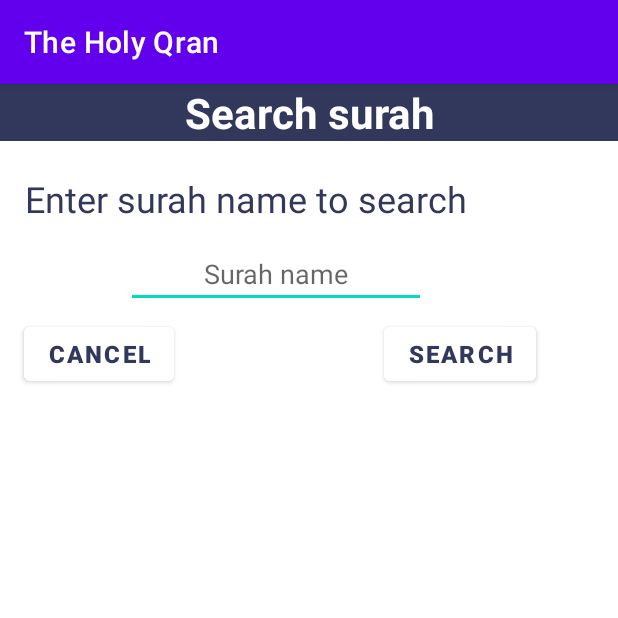
After one commit to Mahnoor786-dev/Noor-e-Quran, an Android app: the search_popup screen opened directly, with no data from a screen before it, on a phone screen of 412 x 824 dp, the top half of it. The commit adds this screen. Run offline under Robolectric (Android 15) with nearby library versions, the phone set to English and light mode, and no system bars.

Commit message:
search popup added

```diff
--- a/app/src/main/AndroidManifest.xml
+++ b/app/src/main/AndroidManifest.xml
@@ -1,7 +1,7 @@
 <?xml version="1.0" encoding="utf-8"?>
 <manifest xmlns:android="http://schemas.android.com/apk/res/android"
     xmlns:tools="http://schemas.android.com/tools"
-    package="com.mano.theholyqran">
+    package="com.mano.theholyqran" >
 
     <application
         android:allowBackup="true"
@@ -12,7 +12,10 @@
         android:roundIcon="@mipmap/ic_launcher_round"
         android:supportsRtl="true"
         android:theme="@style/Theme.TheHolyQran"
-        tools:targetApi="31">
+        tools:targetApi="31" >
+        <activity
+            android:name=".search_popup"
+            android:exported="false" />
         <activity
             android:name=".KnowMore"
             android:exported="false" />
@@ -32,7 +35,7 @@
             android:name=".MainActivity"
             android:exported="true"
             android:label="@string/app_name"
-            android:theme="@style/Theme.TheHolyQran.NoActionBar">
+            android:theme="@style/Theme.TheHolyQran.NoActionBar" >
             <intent-filter>
                 <action android:name="android.intent.action.MAIN" />
 
--- a/app/src/main/java/com/mano/theholyqran/MainActivity.java
+++ b/app/src/main/java/com/mano/theholyqran/MainActivity.java
@@ -1,5 +1,6 @@
 package com.mano.theholyqran;
 
+import android.app.Dialog;
 import android.content.Intent;
 import android.os.Bundle;
 import android.view.View;
@@ -35,6 +36,22 @@ public class MainActivity extends AppCompatActivity {
             startActivity(intent);
         });
 
+        searchBtn.setOnClickListener(view -> {
+            Dialog dialog = new Dialog(MainActivity.this);
+            dialog.setContentView(R.layout.activity_search_popup);
+            // dialog.setCancelable(false);
+            Button search = dialog.findViewById(R.id.searchbutton); //find button that exists within dialog view
+            Button dismiss = dialog.findViewById(R.id.dismiss); //find button that exists within dialog view
+            dialog.show();
+            search.setOnClickListener(view1 -> {
+                intent = new Intent(MainActivity.this, KnowMore.class);
+                MainActivity.this.startActivity(intent);
+            });
+            dismiss.setOnClickListener(view2 -> {
+                dialog.dismiss();
+            });
+         });
+
         knowMore.setOnClickListener(view -> {
             intent = new Intent(MainActivity.this, KnowMore.class);
             startActivity(intent);
--- /dev/null
+++ b/app/src/main/java/com/mano/theholyqran/search_popup.java
@@ -0,0 +1,13 @@
+package com.mano.theholyqran;
+
+import androidx.appcompat.app.AppCompatActivity;
+import android.os.Bundle;
+
+public class search_popup extends AppCompatActivity {
+
+    @Override
+    protected void onCreate(Bundle savedInstanceState) {
+        super.onCreate(savedInstanceState);
+        setContentView(R.layout.activity_search_popup);
+    }
+}
--- /dev/null
+++ b/app/src/main/res/layout/activity_search_popup.xml
@@ -0,0 +1,81 @@
+<?xml version="1.0" encoding="utf-8"?>
+<androidx.constraintlayout.widget.ConstraintLayout xmlns:android="http://schemas.android.com/apk/res/android"
+    xmlns:app="http://schemas.android.com/apk/res-auto"
+    xmlns:tools="http://schemas.android.com/tools"
+    android:layout_width="match_parent"
+    android:layout_height="wrap_content"
+    tools:context=".search_popup">
+
+
+    <TextView
+        android:id="@+id/popupTitle"
+        android:layout_width="match_parent"
+        android:layout_height="wrap_content"
+        android:layout_weight="1"
+        android:background="#32385C"
+        android:text="Search surah"
+        android:textAlignment="center"
+        android:textColor="@color/white"
+        android:textSize="28sp"
+        android:textStyle="bold"
+        app:layout_constraintStart_toStartOf="parent"
+        app:layout_constraintTop_toTopOf="parent" />
+
+    <TextView
+        android:id="@+id/searchTitle"
+        android:layout_width="0dp"
+        android:layout_height="wrap_content"
+        android:layout_marginStart="16dp"
+        android:layout_marginTop="60dp"
+        android:layout_weight="1"
+        android:text="Enter surah name to search"
+        android:textAlignment="center"
+        android:textColor="#32385C"
+        android:textSize="24sp"
+        app:layout_constraintStart_toStartOf="parent"
+        app:layout_constraintTop_toTopOf="parent" />
+
+    <EditText
+        android:id="@+id/editText"
+        android:layout_width="200dp"
+        android:layout_height="wrap_content"
+        android:layout_marginStart="84dp"
+        android:layout_marginTop="104dp"
+        android:hint="Surah name"
+        android:textAlignment="center"
+        app:layout_constraintStart_toStartOf="parent"
+        app:layout_constraintTop_toTopOf="parent">
+
+    </EditText>
+
+    <Button
+        android:id="@+id/searchbutton"
+        android:layout_width="0dp"
+        android:layout_height="wrap_content"
+        android:layout_marginStart="256dp"
+        android:layout_marginTop="156dp"
+        android:layout_weight="1"
+        android:backgroundTint="#FFFFFF"
+        android:text="search"
+        android:textColor="#32385C"
+        android:textSize="16sp"
+        android:textStyle="bold"
+        app:layout_constraintStart_toStartOf="parent"
+        app:layout_constraintTop_toTopOf="parent" />
+
+    <Button
+        android:id="@+id/dismiss"
+        android:layout_width="0dp"
+        android:layout_height="wrap_content"
+        android:layout_marginStart="16dp"
+        android:layout_marginTop="156dp"
+        android:layout_weight="1"
+        android:backgroundTint="#FFFFFF"
+        android:text="cancel"
+        android:textColor="#32385C"
+        android:textSize="16sp"
+        android:textStyle="bold"
+        app:layout_constraintStart_toStartOf="parent"
+        app:layout_constraintTop_toTopOf="parent" />
+
+</androidx.constraintlayout.widget.ConstraintLayout>
```
